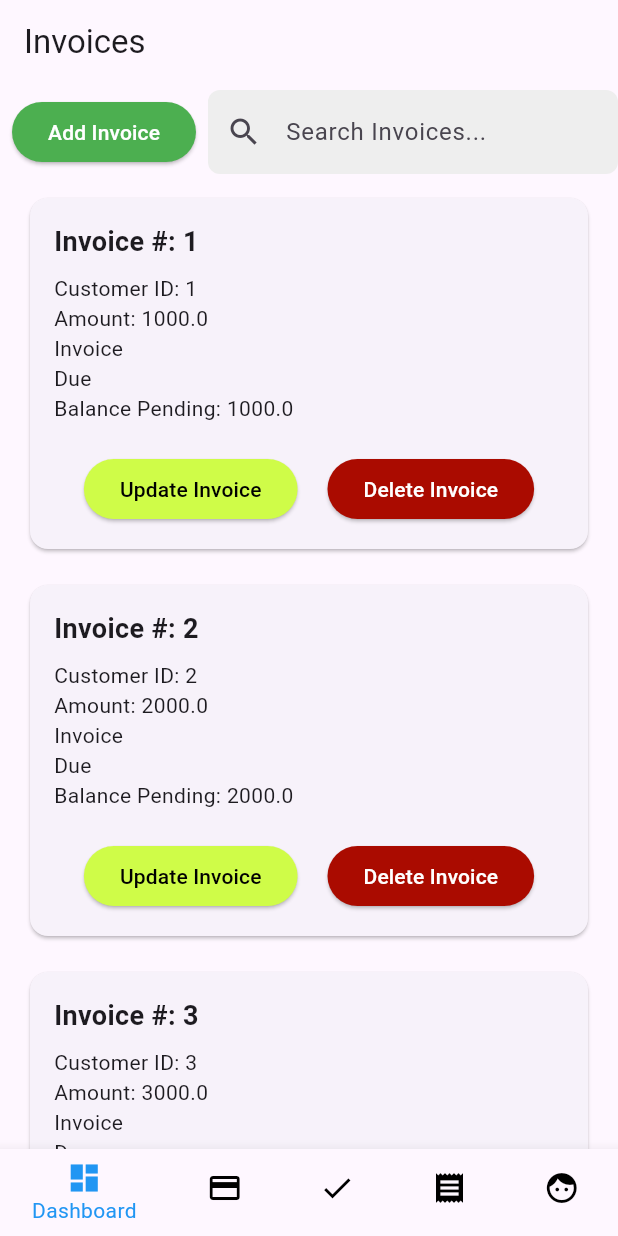
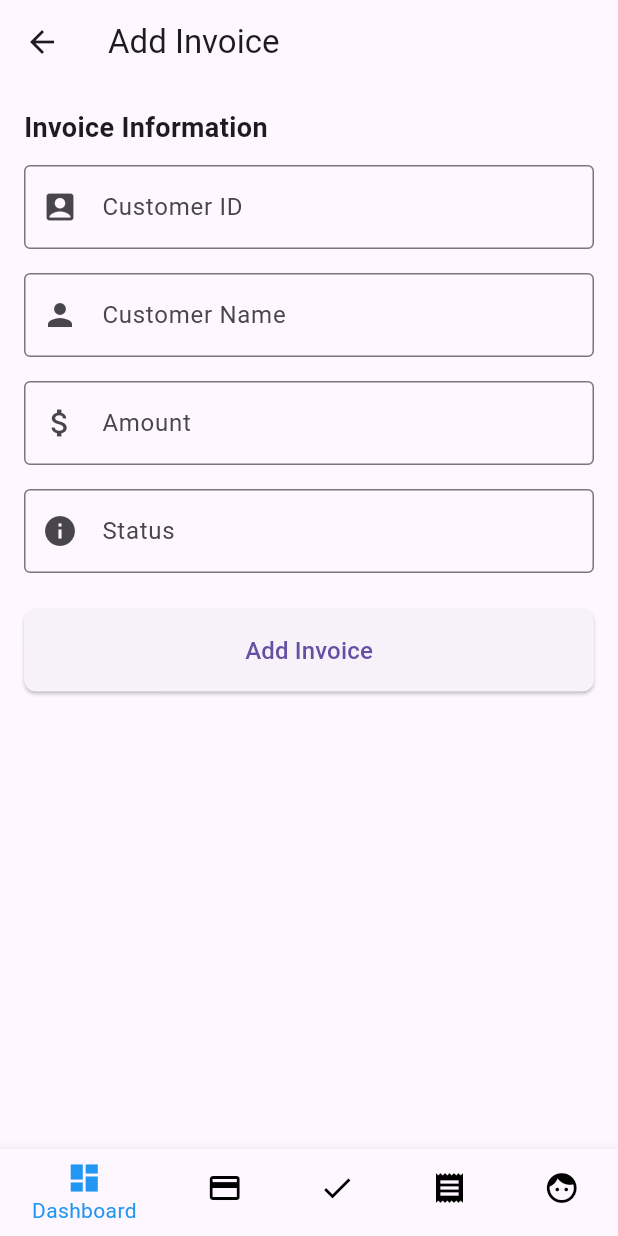
Before and after one commit to Murshed-ma1706102/YalaPay, a Flutter app: the InvoicesScreen screen opened by its route, after a tap on "Add Invoice", on a phone screen of 412 x 824 dp. Run offline on Flutter 3.47's test engine with Material 3 defaults, Android fonts, the phone set to English and light mode, and no system bars; our stand-ins replace flutter_riverpod, go_router, shared_preferences; accounts and stored records are empty.

Commit message:
implemented "add invoice"

```diff
--- a/Project/yala_pay/lib/routes/app_router.dart
+++ b/Project/yala_pay/lib/routes/app_router.dart
@@ -1,6 +1,7 @@
 import 'package:go_router/go_router.dart';
 import 'package:yala_pay/models/cheque_deposit.dart';
 import 'package:yala_pay/screens/add_customer_screen.dart';
+import 'package:yala_pay/screens/add_invoice_screen.dart';
 import 'package:yala_pay/screens/cheque_deposit_details_screen.dart';
 import 'package:yala_pay/screens/customers_screen.dart';
 import 'package:yala_pay/screens/edit_cheque_deposit_screen.dart';
@@ -72,7 +73,14 @@ class AppRouter {
           GoRoute(
             path: '/invoices',
             name: 'invoices',
-            builder: (context, state) => InvoicesScreen(),
+            builder: (context, state) => const InvoicesScreen(),
+            routes: [
+               GoRoute(
+                path: 'addInvoice',
+                name: 'addInvoice',
+                builder: (context, state) => AddInvoiceScreen(),
+              ),
+            ]
           ),
           GoRoute(
             path: '/customer',
--- /dev/null
+++ b/Project/yala_pay/lib/screens/add_invoice_screen.dart
@@ -0,0 +1,109 @@
+import 'package:flutter/material.dart';
+import 'package:flutter_riverpod/flutter_riverpod.dart';
+import 'package:go_router/go_router.dart';
+import 'package:yala_pay/providers/new_invoice_provider.dart';
+import '../models/invoice.dart';
+
+class AddInvoiceScreen extends ConsumerWidget {
+  final TextEditingController customerIdController = TextEditingController();
+  final TextEditingController customerNameController = TextEditingController();
+  final TextEditingController amountController = TextEditingController();
+  final TextEditingController statusController = TextEditingController();
+
+  AddInvoiceScreen({super.key});
+
+  @override
+  Widget build(BuildContext context, WidgetRef ref) {
+    void addInvoice() {
+      final newInvoice = Invoice(
+        id: UniqueKey().toString(), // Generate a unique ID
+        customerId: customerIdController.text,
+        customerName: customerNameController.text,
+        amount: double.tryParse(amountController.text) ?? 0.0,
+        invoiceDate: DateTime.now(), // Set invoice date to today by default
+        dueDate: DateTime.now().add(Duration(days: 30)), // Default due date 30 days from now
+        status: statusController.text.isNotEmpty ? statusController.text : "Unpaid",
+      );
+
+      // Add the invoice to the state using Riverpod
+      ref.read(invoiceProvider.notifier).addInvoice(newInvoice);
+
+      // Navigate back to the invoice list screen
+      context.goNamed('invoices');
+    }
+
+    return Scaffold(
+      appBar: AppBar(
+        title: const Text("Add Invoice"),
+      ),
+      body: Padding(
+        padding: const EdgeInsets.all(16.0),
+        child: Form(
+          child: ListView(
+            children: [
+              const Text(
+                "Invoice Information",
+                style: TextStyle(fontSize: 18, fontWeight: FontWeight.bold),
+              ),
+              const SizedBox(height: 12.0),
+              TextFormField(
+                controller: customerIdController,
+                decoration: const InputDecoration(
+                  labelText: "Customer ID",
+                  border: OutlineInputBorder(),
+                  prefixIcon: Icon(Icons.account_box),
+                ),
+                validator: (value) => value!.isEmpty ? "Enter customer ID" : null,
+              ),
+              const SizedBox(height: 16.0),
+              TextFormField(
+                controller: customerNameController,
+                decoration: const InputDecoration(
+                  labelText: "Customer Name",
+                  border: OutlineInputBorder(),
+                  prefixIcon: Icon(Icons.person),
+                ),
+                validator: (value) => value!.isEmpty ? "Enter customer name" : null,
+              ),
+              const SizedBox(height: 16.0),
+              TextFormField(
+                controller: amountController,
+                decoration: const InputDecoration(
+                  labelText: "Amount",
+                  border: OutlineInputBorder(),
+                  prefixIcon: Icon(Icons.attach_money),
+                ),
+                keyboardType: TextInputType.number,
+                validator: (value) => value!.isEmpty ? "Enter amount" : null,
+              ),
+              const SizedBox(height: 16.0),
+              TextFormField(
+                controller: statusController,
+                decoration: const InputDecoration(
+                  labelText: "Status",
+                  border: OutlineInputBorder(),
+                  prefixIcon: Icon(Icons.info),
+                ),
+                validator: (value) => value!.isEmpty ? "Enter status (optional)" : null,
+              ),
+              const SizedBox(height: 24.0),
+              ElevatedButton(
+                onPressed: addInvoice,
+                style: ElevatedButton.styleFrom(
+                  padding: const EdgeInsets.symmetric(vertical: 16.0),
+                  shape: RoundedRectangleBorder(
+                    borderRadius: BorderRadius.circular(8.0),
+                  ),
+                ),
+                child: const Text(
+                  "Add Invoice",
+                  style: TextStyle(fontSize: 16.0),
+                ),
+              ),
+            ],
+          ),
+        ),
+      ),
+    );
+  }
+}
--- a/Project/yala_pay/lib/screens/invoices_screen.dart
+++ b/Project/yala_pay/lib/screens/invoices_screen.dart
@@ -1,18 +1,47 @@
 import 'package:flutter/material.dart';
 import 'package:flutter_riverpod/flutter_riverpod.dart';
+import 'package:go_router/go_router.dart';
 import 'package:yala_pay/providers/new_invoice_provider.dart';
+import 'package:yala_pay/routes/app_router.dart';
 import '../models/invoice.dart';
 import '../providers/invoice_provider.dart';
 
-class InvoicesScreen extends ConsumerWidget {
-  final TextEditingController _searchController = TextEditingController();
-
-   InvoicesScreen({super.key});
+class InvoicesScreen extends ConsumerStatefulWidget {
+  const InvoicesScreen({super.key});
 
   @override
-  Widget build(BuildContext context, WidgetRef ref) {
+  ConsumerState<InvoicesScreen> createState() => _InvoiceScreenState();
+}
+
+class _InvoiceScreenState extends ConsumerState<InvoicesScreen> {
+  final TextEditingController _searchController = TextEditingController();
+  List<Invoice> _filteredInvoices = [];
+
+  @override
+  void initState() {
+    super.initState();
+    _searchController.addListener(_filterInvoices);
+    _filteredInvoices = ref.read(invoiceProvider); // Initialize with all invoices
+  }
+
+  @override
+  void dispose() {
+    _searchController.removeListener(_filterInvoices);
+    _searchController.dispose();
+    super.dispose();
+  }
+
+  void _filterInvoices() {
+    final query = _searchController.text;
+    setState(() {
+      _filteredInvoices = ref.read(invoiceProvider.notifier).searchInvoices(query);
+    });
+  }
+
+
+  @override
+  Widget build(BuildContext context) {
     final invoices = ref.watch(invoiceProvider);
-    final invoiceNotifier = ref.read(invoiceProvider.notifier);
 
     return Scaffold(
       appBar: AppBar(
@@ -25,9 +54,7 @@ class InvoicesScreen extends ConsumerWidget {
               Padding(
                 padding: const EdgeInsets.all(8.0),
                 child: ElevatedButton(
-                  onPressed: () {
-                    // Navigate to add invoice screen or open a dialog
-                  },
+                  onPressed: () {context.goNamed('addInvoice');},
                   style: ElevatedButton.styleFrom(backgroundColor: Colors.green),
                   child: const Text(
                     "Add Invoice",
@@ -48,11 +75,6 @@ class InvoicesScreen extends ConsumerWidget {
                     filled: true,
                     fillColor: Colors.grey[200],
                   ),
-                  onChanged: (query) {
-                    ref.refresh(invoiceProvider);
-                    final searchResults = invoiceNotifier.searchInvoices(query);
-                    // Optionally handle the search results here
-                  },
                 ),
               ),
             ],
@@ -61,21 +83,20 @@ class InvoicesScreen extends ConsumerWidget {
             child: invoices.isEmpty
                 ? const Center(child: CircularProgressIndicator())
                 : ListView.builder(
-                    itemCount: invoices.length,
+                    itemCount: _searchController.text.isEmpty
+                        ? invoices.length
+                        : _filteredInvoices.length,
                     itemBuilder: (context, index) {
-                      final invoice = invoices[index];
+                      final invoice = _searchController.text.isEmpty
+                          ? invoices[index]
+                          : _filteredInvoices[index];
                       return InvoiceCard(
-                        invoiceId: invoice.id,
-                        customerId: invoice.customerId,
-                        amount: invoice.amount,
-                        invoiceDate: invoice.invoiceDate,
-                        dueDate: invoice.dueDate,
-                        balancePending: invoice.amount,
+                        invoice: invoice,
                         onDelete: () {
-                          invoiceNotifier.deleteInvoice(invoice.id);
+                          ref.read(invoiceProvider.notifier).deleteInvoice(invoice.id);
                         },
                         onUpdate: () {
-                          // Implement navigation to update screen or open a dialog
+                          // Implement update logic here
                         },
                       );
                     },
@@ -88,23 +109,13 @@ class InvoicesScreen extends ConsumerWidget {
 }
 
 class InvoiceCard extends StatelessWidget {
-  final String invoiceId;
-  final String customerId;
-  final double amount;
-  final DateTime invoiceDate;
-  final DateTime dueDate;
-  final double balancePending;
+  final Invoice invoice;
   final VoidCallback onDelete;
   final VoidCallback onUpdate;
 
   const InvoiceCard({
     super.key,
-    required this.invoiceId,
-    required this.customerId,
-    required this.amount,
-    required this.invoiceDate,
-    required this.dueDate,
-    required this.balancePending,
+    required this.invoice,
     required this.onDelete,
     required this.onUpdate,
   });
@@ -120,15 +131,15 @@ class InvoiceCard extends StatelessWidget {
             crossAxisAlignment: CrossAxisAlignment.start,
             children: [
               Text(
-                "Invoice #: $invoiceId",
+                "Invoice #: ${invoice.id}",
                 style: const TextStyle(fontSize: 18.0, fontWeight: FontWeight.bold),
               ),
               const SizedBox(height: 8.0),
-              Text("Customer ID: $customerId"),
-              Text("Amount: $amount"),
-              Text("Invoice Date: ${invoiceDate.toLocal()}".split(' ')[0]),
-              Text("Due Date: ${dueDate.toLocal()}".split(' ')[0]),
-              Text("Balance Pending: $balancePending"),
+              Text("Customer ID: ${invoice.customerId}"),
+              Text("Amount: ${invoice.amount}"),
+              Text("Invoice Date: ${invoice.invoiceDate.toLocal()}".split(' ')[0]),
+              Text("Due Date: ${invoice.dueDate.toLocal()}".split(' ')[0]),
+              Text("Balance Pending: ${invoice.amount}"),
               const SizedBox(height: 20.0),
               Row(
                 mainAxisAlignment: MainAxisAlignment.spaceEvenly,
```
